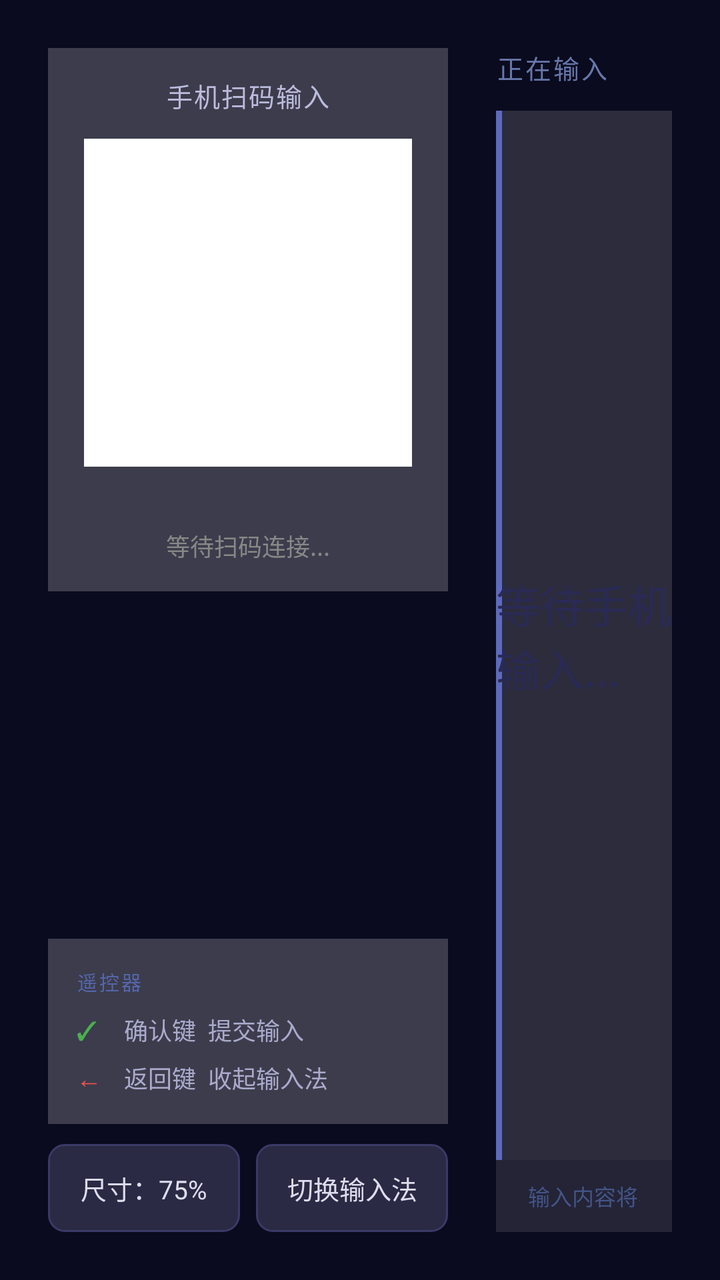
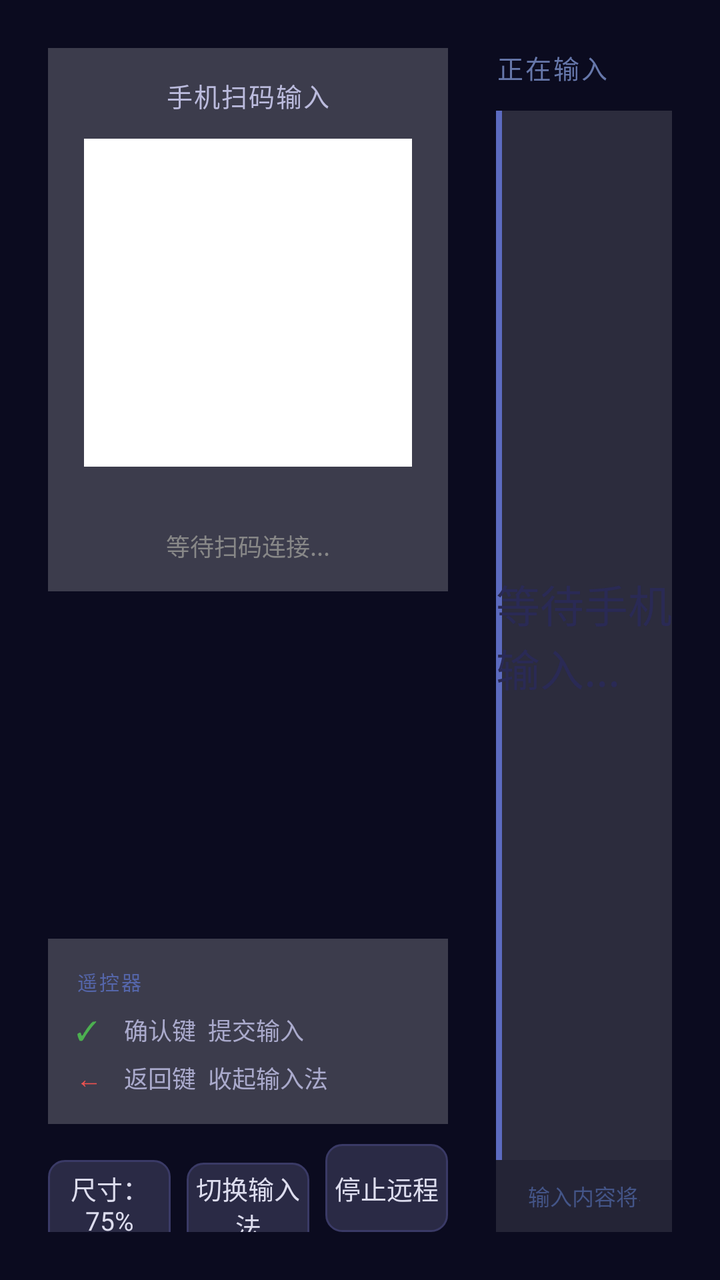

Screens rendered from an Android XML layout before and after an edit, with the pre-edit source and the edit as a unified diff.
<!-- AndroidManifest.xml: application theme Theme.TVKeyboard -->
<!-- res/layout/ime_tv_panel.xml -->
<?xml version="1.0" encoding="utf-8"?>
<LinearLayout xmlns:android="http://schemas.android.com/apk/res/android"
    android:layout_width="match_parent"
    android:layout_height="match_parent"
    android:orientation="horizontal"
    android:background="#CC0A0A1E"
    android:padding="24dp">

    
    <LinearLayout
        android:id="@+id/left_column"
        android:layout_width="200dp"
        android:layout_height="match_parent"
        android:orientation="vertical"
        android:gravity="center_horizontal"
        android:layout_marginEnd="24dp">

        
        <LinearLayout
            android:layout_width="match_parent"
            android:layout_height="wrap_content"
            android:orientation="vertical"
            android:gravity="center_horizontal"
            android:background="#33FFFFFF"
            android:padding="14dp">

            <TextView
                android:layout_width="wrap_content"
                android:layout_height="wrap_content"
                android:text="手机扫码输入"
                android:textSize="13sp"
                android:textColor="#BBBBDD"
                android:letterSpacing="0.05"
                android:layout_marginBottom="12dp" />

            
            <LinearLayout
                android:layout_width="wrap_content"
                android:layout_height="wrap_content"
                android:background="#FFFFFF"
                android:padding="8dp">

                <ImageView
                    android:id="@+id/iv_qr_code"
                    android:layout_width="148dp"
                    android:layout_height="148dp" />

            </LinearLayout>

            <TextView
                android:id="@+id/tv_ip_address"
                android:layout_width="wrap_content"
                android:layout_height="wrap_content"
                android:textSize="11sp"
                android:textColor="#6666AA"
                android:fontFamily="monospace"
                android:gravity="center"
                android:layout_marginTop="10dp"
                android:layout_marginBottom="6dp" />

            
            <TextView
                android:id="@+id/tv_client_status"
                android:layout_width="wrap_content"
                android:layout_height="wrap_content"
                android:text="等待扫码连接..."
                android:textSize="12sp"
                android:textColor="#888888"
                android:gravity="center" />

        </LinearLayout>

        <View android:layout_width="0dp" android:layout_height="0dp" android:layout_weight="1" />

        
        <LinearLayout
            android:id="@+id/card_remote_hint"
            android:layout_width="match_parent"
            android:layout_height="wrap_content"
            android:orientation="vertical"
            android:background="#33FFFFFF"
            android:padding="14dp">

            <TextView
                android:layout_width="wrap_content"
                android:layout_height="wrap_content"
                android:text="遥控器"
                android:textSize="10sp"
                android:textColor="#5566AA"
                android:letterSpacing="0.1"
                android:layout_marginBottom="8dp" />

            <LinearLayout
                android:layout_width="match_parent"
                android:layout_height="wrap_content"
                android:orientation="horizontal"
                android:layout_marginBottom="6dp">

                <TextView
                    android:layout_width="24dp"
                    android:layout_height="wrap_content"
                    android:text="✓"
                    android:textSize="13sp"
                    android:textColor="#4CAF50" />

                <TextView
                    android:layout_width="wrap_content"
                    android:layout_height="wrap_content"
                    android:text="确认键  提交输入"
                    android:textSize="12sp"
                    android:textColor="#AAAACC" />

            </LinearLayout>

            <LinearLayout
                android:layout_width="match_parent"
                android:layout_height="wrap_content"
                android:orientation="horizontal">

                <TextView
                    android:layout_width="24dp"
                    android:layout_height="wrap_content"
                    android:text="←"
                    android:textSize="13sp"
                    android:textColor="#EF5350" />

                <TextView
                    android:layout_width="wrap_content"
                    android:layout_height="wrap_content"
                    android:text="返回键  收起输入法"
                    android:textSize="12sp"
                    android:textColor="#AAAACC" />

            </LinearLayout>

        </LinearLayout>

        <LinearLayout
            android:id="@+id/panel_actions"
            android:layout_width="match_parent"
            android:layout_height="wrap_content"
            android:orientation="horizontal"
            android:layout_marginTop="10dp">

            <TextView
                android:id="@+id/btn_size_toggle"
                android:layout_width="0dp"
                android:layout_height="44dp"
                android:layout_weight="1"
                android:layout_marginEnd="8dp"
                android:gravity="center"
                android:text="尺寸：75%"
                android:textSize="13sp"
                android:textColor="#DDDDEE"
                android:focusable="true"
                android:background="@drawable/btn_secondary_bg" />

            <TextView
                android:id="@+id/btn_switch_ime"
                android:layout_width="0dp"
                android:layout_height="44dp"
                android:layout_weight="1"
                android:gravity="center"
                android:text="切换输入法"
                android:textSize="13sp"
                android:textColor="#DDDDEE"
                android:focusable="true"
                android:background="@drawable/btn_secondary_bg" />

        </LinearLayout>

    </LinearLayout>

    
    <LinearLayout
        android:layout_width="0dp"
        android:layout_height="match_parent"
        android:layout_weight="1"
        android:orientation="vertical">

        
        <LinearLayout
            android:layout_width="match_parent"
            android:layout_height="wrap_content"
            android:orientation="horizontal"
            android:gravity="center_vertical"
            android:layout_marginBottom="12dp">

            <TextView
                android:layout_width="0dp"
                android:layout_height="wrap_content"
                android:layout_weight="1"
                android:text="正在输入"
                android:textSize="13sp"
                android:textColor="#6677AA"
                android:letterSpacing="0.08" />

            
            <TextView
                android:id="@+id/tv_session_badge"
                android:layout_width="wrap_content"
                android:layout_height="wrap_content"
                android:text=""
                android:textSize="11sp"
                android:textColor="#6677AA"
                android:visibility="gone" />

        </LinearLayout>

        
        <FrameLayout
            android:layout_width="match_parent"
            android:layout_height="0dp"
            android:layout_weight="1"
            android:background="#22FFFFFF">

            
            <View
                android:layout_width="3dp"
                android:layout_height="match_parent"
                android:background="#5C6BC0"
                android:layout_gravity="start" />

            <TextView
                android:id="@+id/tv_placeholder"
                android:layout_width="wrap_content"
                android:layout_height="wrap_content"
                android:layout_gravity="center"
                android:text="等待手机输入..."
                android:textSize="22sp"
                android:textColor="#2A2A55"
                android:fontFamily="sans-serif-light" />

            <TextView
                android:id="@+id/tv_input_text"
                android:layout_width="match_parent"
                android:layout_height="wrap_content"
                android:layout_gravity="center"
                android:textSize="36sp"
                android:textColor="#FFFFFF"
                android:textStyle="bold"
                android:gravity="center"
                android:paddingStart="20dp"
                android:paddingEnd="20dp"
                android:paddingTop="16dp"
                android:paddingBottom="16dp"
                android:visibility="gone"
                android:maxLines="4"
                android:ellipsize="end"
                android:shadowColor="#66000033"
                android:shadowRadius="8"
                android:shadowDx="0"
                android:shadowDy="2" />

        </FrameLayout>

        
        <LinearLayout
            android:id="@+id/bottom_strip"
            android:layout_width="match_parent"
            android:layout_height="36dp"
            android:orientation="horizontal"
            android:gravity="center_vertical"
            android:background="#1AFFFFFF"
            android:paddingStart="16dp"
            android:paddingEnd="16dp">

            <TextView
                android:layout_width="0dp"
                android:layout_height="wrap_content"
                android:layout_weight="1"
                android:text="输入内容将实时同步到此"
                android:textSize="11sp"
                android:textColor="#445588" />

            <TextView
                android:layout_width="wrap_content"
                android:layout_height="wrap_content"
                android:text="TV 远程输入法"
                android:textSize="10sp"
                android:textColor="#334466" />

        </LinearLayout>

    </LinearLayout>

</LinearLayout>
<!-- resources referenced by this layout -->
<resources>
  <!-- drawable btn_secondary_bg (drawable) -->
  <?xml version="1.0" encoding="utf-8"?>
  <shape xmlns:android="http://schemas.android.com/apk/res/android"
      android:shape="rectangle">
      <solid android:color="#2A2A45" />
      <corners android:radius="8dp" />
      <stroke android:width="1dp" android:color="#3A3A66" />
  </shape>
  <style name="Theme.TVKeyboard" parent="Theme.MaterialComponents.DayNight.NoActionBar">
          <item name="colorPrimary">#5C6BC0</item>
          <item name="colorPrimaryVariant">#3949AB</item>
          <item name="colorOnPrimary">#FFFFFF</item>
          <item name="colorSecondary">#26A69A</item>
          <item name="android:windowBackground">#0F0F23</item>
          <item name="android:statusBarColor">#0F0F23</item>
          <item name="android:navigationBarColor">#0F0F23</item>
      </style>
</resources>

<!-- the commit's change to res/layout/ime_tv_panel.xml (unified diff, before → after) -->
@@ -162,6 +162,19 @@
                 android:layout_weight="1"
                 android:gravity="center"
                 android:text="切换输入法"
+                android:textSize="13sp"
+                android:textColor="#DDDDEE"
+                android:focusable="true"
+                android:background="@drawable/btn_secondary_bg" />
+
+            <TextView
+                android:id="@+id/btn_remote_service"
+                android:layout_width="0dp"
+                android:layout_height="44dp"
+                android:layout_weight="1"
+                android:layout_marginStart="8dp"
+                android:gravity="center"
+                android:text="停止远程"
                 android:textSize="13sp"
                 android:textColor="#DDDDEE"
                 android:focusable="true"
